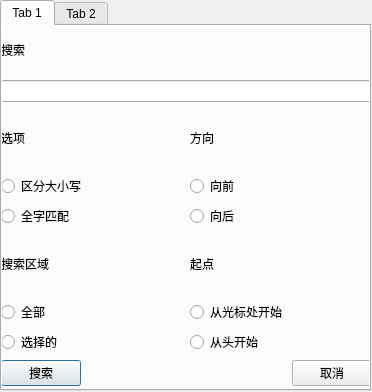
Qt form CEditor/search.ui (XiaoZheng2003/BIT-QT-IDE) before a commit.
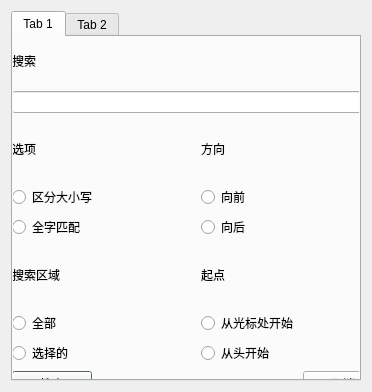
The same form after that commit.

Diff of the .ui file:
```diff
--- a/CEditor/search.ui
+++ b/CEditor/search.ui
@@ -13,15 +13,9 @@
   <property name="windowTitle">
    <string>Dialog</string>
   </property>
+  <layout class="QVBoxLayout" name="verticalLayout_10">
+   <item>
   <widget class="QTabWidget" name="tabWidget">
-   <property name="geometry">
-    <rect>
-     <x>0</x>
-     <y>0</y>
-     <width>371</width>
-     <height>391</height>
-    </rect>
-   </property>
    <property name="currentIndex">
     <number>0</number>
    </property>
@@ -382,6 +376,8 @@
     </widget>
    </widget>
   </widget>
+   </item>
+  </layout>
  </widget>
  <resources/>
  <connections/>
```
Lines whose indentation alone changed are shown as unchanged.
